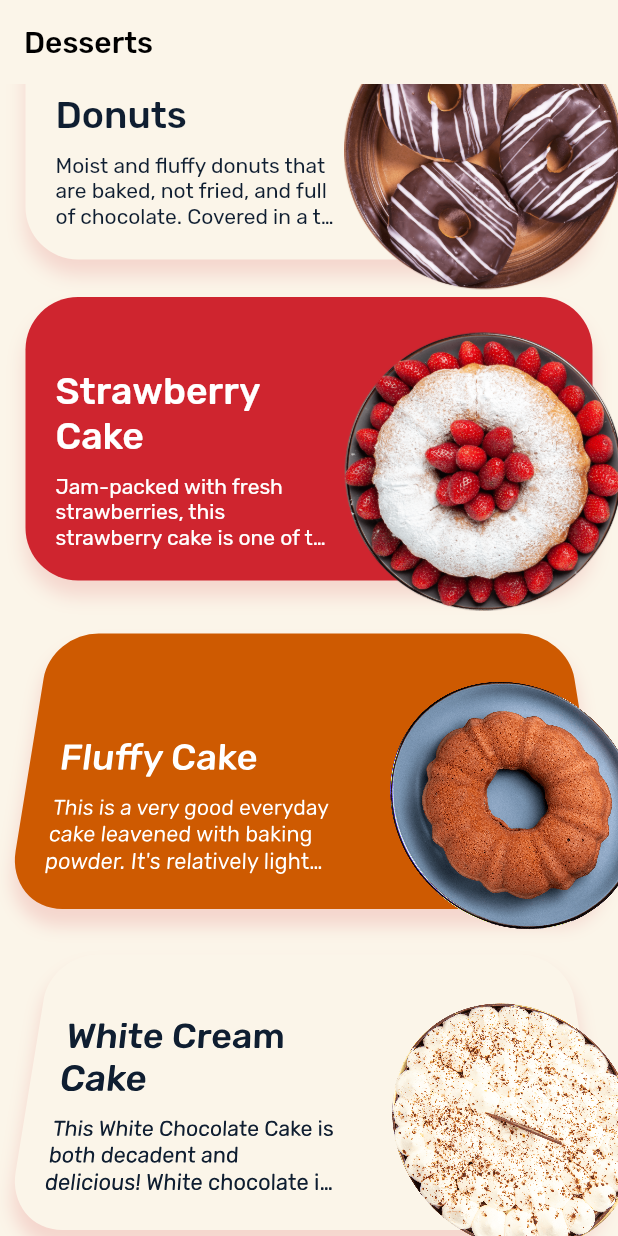
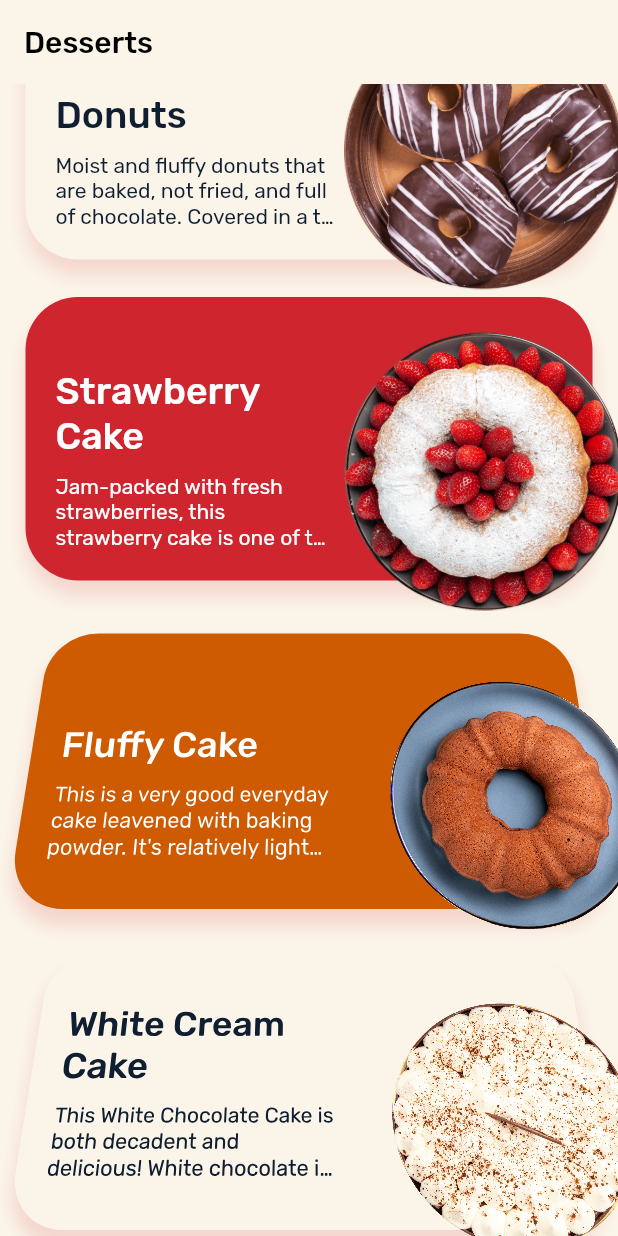
Before and after one commit to Roaa94/recipes_ui_app, a Flutter app: the screen it shows after launch, scrolled down 1152 dp, on a phone screen of 412 x 824 dp. Run offline on Flutter 3.47's test engine with Material 2 defaults, Android fonts, the phone set to English and light mode, and no system bars; our stand-ins replace flutter_riverpod, sensors_plus.

Commit message:
feat: separates and adds animation to menu list item texts

```diff
--- a/lib/menu/views/widgets/menu_list_item.dart
+++ b/lib/menu/views/widgets/menu_list_item.dart
@@ -1,9 +1,9 @@
 import 'package:flutter/material.dart';
-import 'package:flutter_vikings/core/enums/screen_size.dart';
 import 'package:flutter_vikings/core/styles/app_colors.dart';
 import 'package:flutter_vikings/menu/models/food_menu_item.dart';
 import 'package:flutter_vikings/menu/views/pages/food_menu_item_page.dart';
 import 'package:flutter_vikings/menu/views/widgets/menu_list_item_image.dart';
+import 'package:flutter_vikings/menu/views/widgets/menu_list_item_text.dart';
 
 class MenuListItem extends StatelessWidget {
   const MenuListItem(
@@ -71,41 +71,7 @@ class MenuListItem extends StatelessWidget {
               children: [
                 Expanded(
                   flex: 3,
-                  child: Padding(
-                    padding: EdgeInsets.only(
-                      left: 20,
-                      right: 20,
-                      top: ScreenSize.of(context).isLarge ? 40 : 20,
-                      bottom: 20,
-                    ),
-                    child: Column(
-                      crossAxisAlignment: CrossAxisAlignment.start,
-                      mainAxisAlignment: ScreenSize.of(context).isLarge
-                          ? MainAxisAlignment.start
-                          : MainAxisAlignment.end,
-                      children: [
-                        Text(
-                          menuItem.title,
-                          style:
-                              Theme.of(context).textTheme.headline4!.copyWith(
-                                    color: menuItem.textColor,
-                                  ),
-                        ),
-                        const SizedBox(height: 10),
-                        Flexible(
-                          child: Text(
-                            menuItem.description,
-                            style:
-                                Theme.of(context).textTheme.subtitle1!.copyWith(
-                                      color: menuItem.textColor,
-                                    ),
-                            maxLines: 3,
-                            overflow: TextOverflow.ellipsis,
-                          ),
-                        ),
-                      ],
-                    ),
-                  ),
+                  child: MenuListItemText(menuItem),
                 ),
                 Expanded(flex: 2, child: Container()),
               ],
--- /dev/null
+++ b/lib/menu/views/widgets/menu_list_item_text.dart
@@ -0,0 +1,52 @@
+import 'package:flutter/material.dart';
+import 'package:flutter_vikings/core/enums/screen_size.dart';
+import 'package:flutter_vikings/menu/models/food_menu_item.dart';
+import 'package:flutter_vikings/menu/views/widgets/menu_list_item_text_wrapper.dart';
+
+class MenuListItemText extends StatelessWidget {
+  const MenuListItemText(
+    this.menuItem, {
+    Key? key,
+  }) : super(key: key);
+
+  final FoodMenuItem menuItem;
+
+  @override
+  Widget build(BuildContext context) {
+    return MenuListItemTextWrapper(
+      child: Padding(
+        padding: EdgeInsets.only(
+          left: 20,
+          right: 20,
+          top: ScreenSize.of(context).isLarge ? 40 : 20,
+          bottom: 20,
+        ),
+        child: Column(
+          crossAxisAlignment: CrossAxisAlignment.start,
+          mainAxisAlignment: ScreenSize.of(context).isLarge
+              ? MainAxisAlignment.start
+              : MainAxisAlignment.end,
+          children: [
+            Text(
+              menuItem.title,
+              style: Theme.of(context).textTheme.headline4!.copyWith(
+                    color: menuItem.textColor,
+                  ),
+            ),
+            const SizedBox(height: 10),
+            Flexible(
+              child: Text(
+                menuItem.description,
+                style: Theme.of(context).textTheme.subtitle1!.copyWith(
+                      color: menuItem.textColor,
+                    ),
+                maxLines: 3,
+                overflow: TextOverflow.ellipsis,
+              ),
+            ),
+          ],
+        ),
+      ),
+    );
+  }
+}
--- /dev/null
+++ b/lib/menu/views/widgets/menu_list_item_text_wrapper.dart
@@ -0,0 +1,59 @@
+import 'package:flutter/material.dart';
+
+class MenuListItemTextWrapper extends StatefulWidget {
+  const MenuListItemTextWrapper({
+    Key? key,
+    required this.child,
+  }) : super(key: key);
+
+  final Widget child;
+
+  @override
+  State<MenuListItemTextWrapper> createState() =>
+      _MenuListItemTextWrapperState();
+}
+
+class _MenuListItemTextWrapperState extends State<MenuListItemTextWrapper>
+    with SingleTickerProviderStateMixin {
+  late final AnimationController animationController;
+  late final Animation<Offset> offsetAnimation;
+
+  @override
+  void initState() {
+    super.initState();
+    animationController = AnimationController(
+      vsync: this,
+      duration: const Duration(milliseconds: 700),
+    )..forward();
+
+    offsetAnimation = Tween<Offset>(
+      begin: const Offset(0, -30),
+      end: Offset.zero,
+    ).animate(
+      CurvedAnimation(
+        parent: animationController,
+        curve: const Interval(0.3, 1, curve: Curves.easeOutBack),
+      ),
+    );
+  }
+
+  @override
+  void dispose() {
+    animationController.dispose();
+    super.dispose();
+  }
+
+  @override
+  Widget build(BuildContext context) {
+    return AnimatedBuilder(
+      animation: animationController,
+      child: widget.child,
+      builder: (context, child) {
+        return Transform.translate(
+          offset: offsetAnimation.value,
+          child: child,
+        );
+      },
+    );
+  }
+}
```
